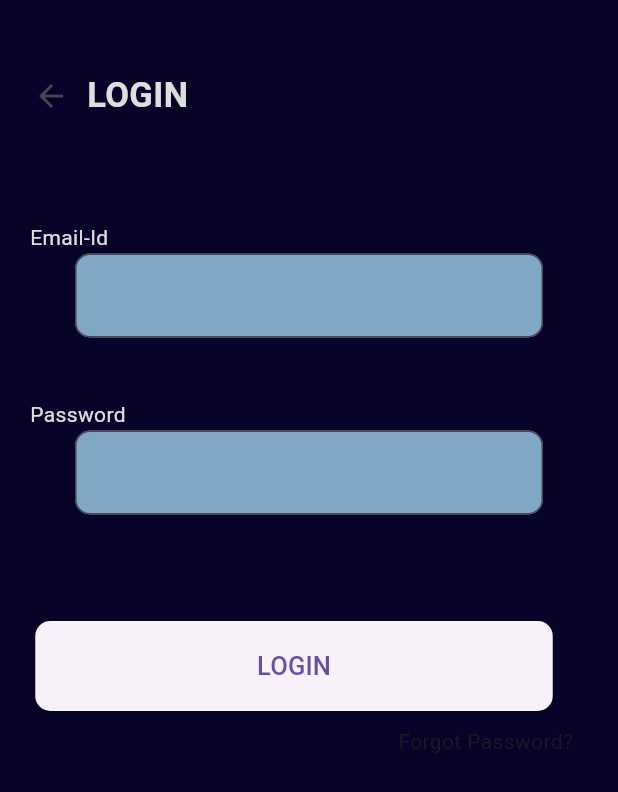
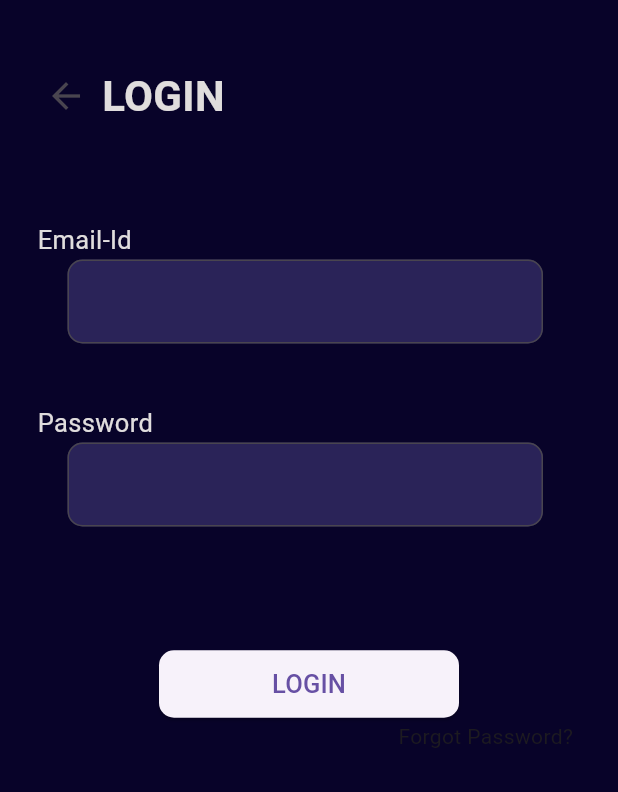
Before and after one commit to AnaghaJn21/DormDeals, a Flutter app: the screen it shows after launch, after a tap on "Login", on a phone screen of 412 x 824 dp. Shown: the top 792 px of the screen. Run offline on Flutter 3.47's test engine with Material 3 defaults, Android fonts, the light colour scheme and no system bars; our stand-ins replace animated_splash_screen, curved_labeled_navigation_bar, firebase_core, lottie; accounts and stored records are empty.

Commit message:
Appropriate Modifications made

```diff
--- a/lib/constants/Colors.dart
+++ b/lib/constants/Colors.dart
@@ -7,8 +7,8 @@ Color hexToColor(String code) {
 // Color LIGHT_BLUE_COLOR = hexToColor("#E1F7F5");
 Color TEXT_COLOR_W = Color.fromARGB(255, 224, 221, 221);
 Color SUBTEXT_COLOR_W = Color.fromARGB(255, 180, 176, 176);
-Color LIGHT_BLUE_COLOR = Color.fromARGB(255, 129, 167, 199);
-Color MORE_LIGHT_BLUE_COLOR = Color.fromARGB(255, 179, 196, 210);
+Color LIGHT_BLUE_COLOR = Color.fromRGBO(75, 66, 133, 0.506);
+Color MORE_LIGHT_BLUE_COLOR = Color.fromRGBO(37, 27, 103, 1);
 Color GOLDEN_COLOR = Color.fromARGB(255, 249, 226, 19);
 Color RED_COLOR = Color.fromARGB(255, 155, 17, 7);
 Color DARK_BLUE_COLOR = Color.fromRGBO(8, 3, 41, 1.0);
--- a/lib/constants/DetsFields.dart
+++ b/lib/constants/DetsFields.dart
@@ -13,19 +13,22 @@ class DetsFields extends StatelessWidget {
   @override
   Widget build(BuildContext context) {
     return Padding(
-      padding: const EdgeInsets.only(left: 10, top: 40),
+      padding: const EdgeInsets.only(left: 5, top: 40),
       child: Column(
         children: [
           Align(
             alignment: Alignment.topLeft,
             child: Text(
               text,
-              style: TextStyle(color: TEXT_COLOR_W),
+              style: TextStyle(
+                  color: TEXT_COLOR_W,
+                  fontSize: 17,
+                  fontWeight: FontWeight.w400),
             ),
           ),
           Padding(
             padding:
-                const EdgeInsets.only(bottom: 1, left: 30, top: 1, right: 20),
+                const EdgeInsets.only(bottom: 1, left: 20, top: 1, right: 20),
             child: TextField(
                 cursorColor: TEXT_COLOR_W,
                 controller: tc,
--- a/lib/constants/Headings.dart
+++ b/lib/constants/Headings.dart
@@ -13,7 +13,7 @@ class Headings extends StatelessWidget {
     return Text(
       text.toUpperCase(),
       style: TextStyle(
-          fontWeight: FontWeight.bold, fontSize: 23, color: TEXT_COLOR_W),
+          fontWeight: FontWeight.bold, fontSize: 28, color: TEXT_COLOR_W),
     );
   }
 }
--- a/lib/login_signup.dart
+++ b/lib/login_signup.dart
@@ -70,8 +70,9 @@ class LoginOrSignup extends StatelessWidget {
       },
       child: Text(
         text,
-        style:
-            TextStyle(color: text == "Login" ? TEXT_COLOR_W : LIGHT_BLUE_COLOR),
+        style: TextStyle(
+            color: text == "Login" ? TEXT_COLOR_W : LIGHT_BLUE_COLOR,
+            fontSize: 17),
       ),
       style: ElevatedButton.styleFrom(
           backgroundColor: text == "Login" ? LIGHT_BLUE_COLOR : TEXT_COLOR_W,
--- a/lib/main.dart
+++ b/lib/main.dart
@@ -1,10 +1,16 @@
+import 'package:dormdeals/firebase_options.dart';
 import 'package:dormdeals/pages/Buy_Main_Pg.dart';
 import 'package:dormdeals/pages/Profile_Pg.dart';
 import 'package:dormdeals/splash_screen.dart';
+import 'package:firebase_core/firebase_core.dart';
 import 'package:flutter/material.dart';
 import 'package:dormdeals/pages/About_Pg.dart';
 
-void main() {
+Future<void> main() async {
+  WidgetsFlutterBinding.ensureInitialized();
+  await Firebase.initializeApp(
+    options: DefaultFirebaseOptions.currentPlatform,
+  );
   runApp(const MyApp());
 }
 
--- a/lib/pages/About_Pg.dart
+++ b/lib/pages/About_Pg.dart
@@ -21,7 +21,10 @@ class AboutPg extends StatelessWidget {
                   onPressed: () {
                     Navigator.of(context).pop();
                   },
-                  icon: Icon(Icons.arrow_back)),
+                  icon: Icon(
+                    Icons.arrow_back,
+                    size: 28,
+                  )),
               Image.asset(
                 r"assets\images\Full_Logo.png",
                 height: 100,
--- a/lib/pages/Landing_Pg.dart
+++ b/lib/pages/Landing_Pg.dart
@@ -54,7 +54,7 @@ class _LandingPgState extends State<LandingPg> {
       extendBody: true,
       backgroundColor: DARK_BLUE_COLOR,
       bottomNavigationBar: CurvedNavigationBar(
-        color: LIGHT_BLUE_COLOR,
+        color: MORE_LIGHT_BLUE_COLOR,
         // buttonBackgroundColor: MORE_LIGHT_BLUE_COLOR,
         backgroundColor: Colors.transparent,
         index: _page,
--- a/lib/pages/Login_Pg.dart
+++ b/lib/pages/Login_Pg.dart
@@ -24,7 +24,7 @@ class _LoginPgState extends State<LoginPg> {
       child: Scaffold(
         backgroundColor: DARK_BLUE_COLOR,
         body: Padding(
-          padding: const EdgeInsets.only(left: 10, top: 40.0, right: 30),
+          padding: const EdgeInsets.only(left: 20, top: 40.0, right: 30),
           child: Column(
             children: [
               Row(
@@ -34,7 +34,10 @@ class _LoginPgState extends State<LoginPg> {
                       onPressed: () {
                         Navigator.of(context).pop();
                       },
-                      icon: Icon(Icons.arrow_back)),
+                      icon: Icon(
+                        Icons.arrow_back,
+                        size: 28,
+                      )),
                   Headings(text: "Login"),
                 ],
               ),
@@ -47,7 +50,8 @@ class _LoginPgState extends State<LoginPg> {
                 height: 30,
               ),
               Padding(
-                padding: const EdgeInsets.only(top: 40, bottom: 10),
+                padding: const EdgeInsets.only(
+                    bottom: 1, left: 30, top: 50, right: 20),
                 child: ElevatedButton(
                   onPressed: () {
                     setState(() {
@@ -62,7 +66,7 @@ class _LoginPgState extends State<LoginPg> {
                     style: TextStyle(fontSize: 17.00),
                   ),
                   style: ElevatedButton.styleFrom(
-                      minimumSize: const Size(345, 60),
+                      minimumSize: const Size(200, 45),
                       shape: RoundedRectangleBorder(
                           borderRadius: BorderRadius.circular(10))),
                 ),
--- a/lib/pages/Profile_Pg.dart
+++ b/lib/pages/Profile_Pg.dart
@@ -22,7 +22,8 @@ class ProfilePg extends StatelessWidget {
                     },
                     icon: Icon(
                       Icons.arrow_back,
-                      color: TEXT_COLOR_W,
+                      // color: TEXT_COLOR_W,
+                      size: 28,
                     )),
                 SizedBox(
                   width: 10,
--- a/pubspec.yaml
+++ b/pubspec.yaml
@@ -37,6 +37,7 @@ dependencies:
   # Use with the CupertinoIcons class for iOS style icons.
   cupertino_icons: ^1.0.6
   curved_labeled_navigation_bar: ^2.0.2
+  firebase_core: ^3.1.1
 
 dev_dependencies:
   flutter_test:
```
Also changed, not shown: pubspec.lock, 6 other files.
